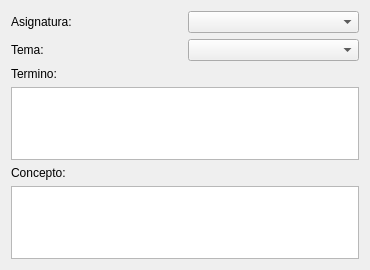
Qt form listaform.ui (defaultdavr21/ProyectoAskme) before a commit.
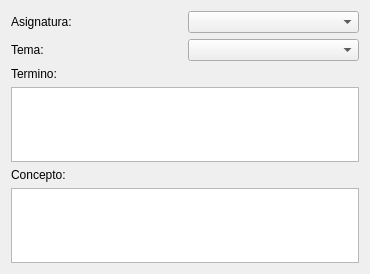
The same form after that commit.

```diff
--- a/listaform.ui
+++ b/listaform.ui
@@ -7,7 +7,7 @@
     <x>0</x>
     <y>0</y>
     <width>370</width>
-    <height>270</height>
+    <height>274</height>
    </rect>
   </property>
   <property name="windowTitle">
```
Left out of the diff: 4 changed lines with no effect on the pictures.
